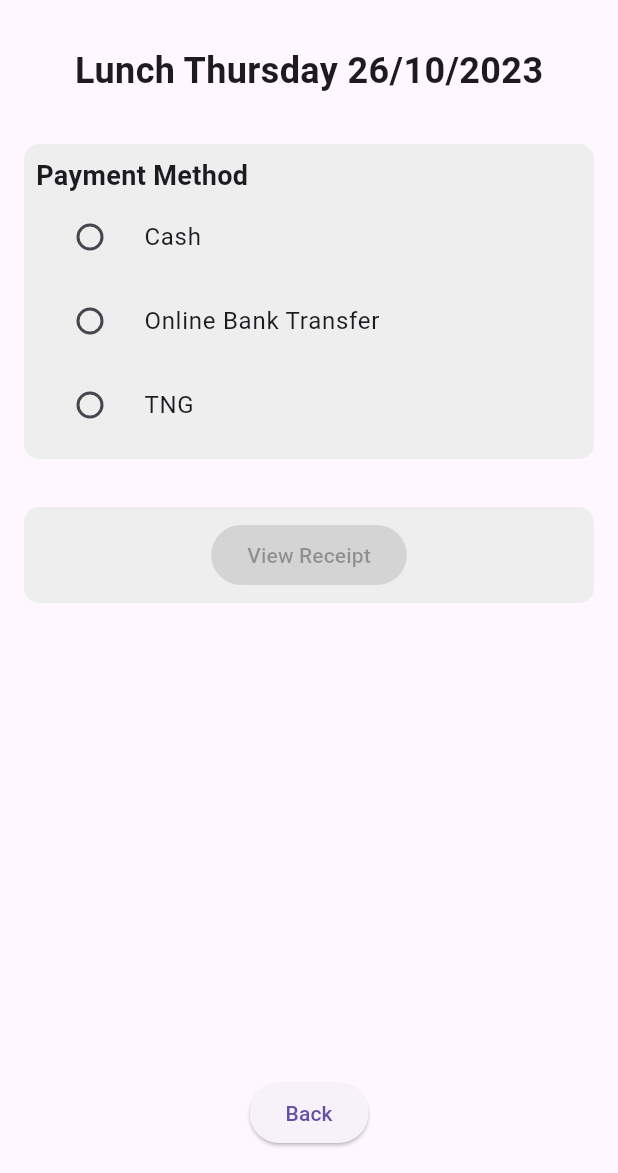
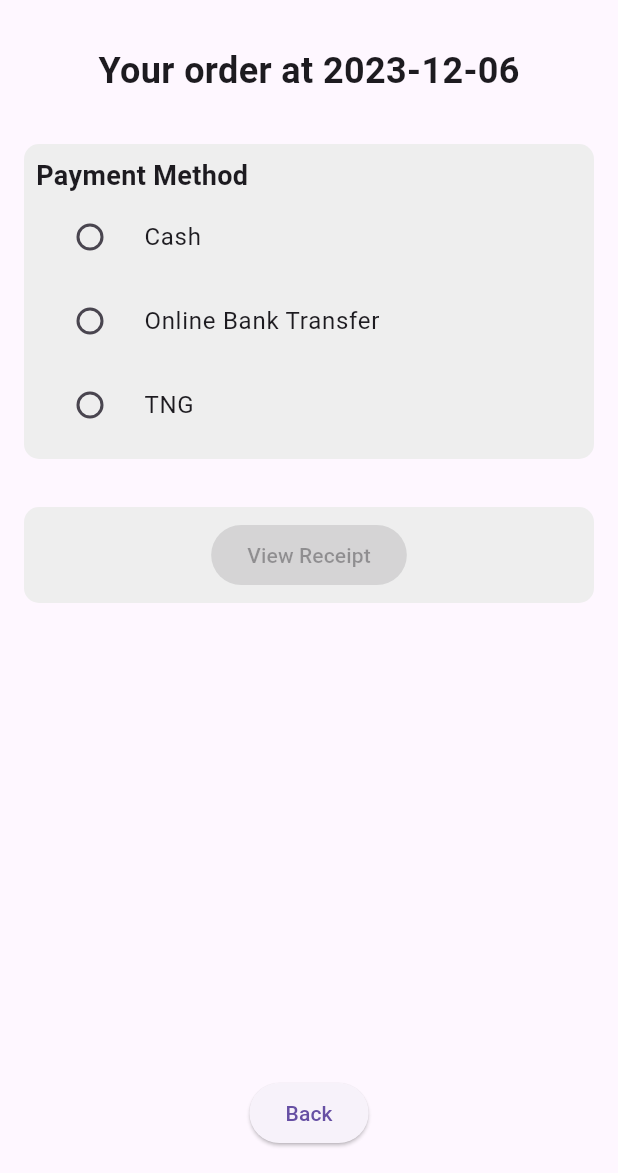
Before and after one commit to Laikaichian22/food-ordering-and-delivering-application, a Flutter app: the paymentMethode screen opened directly, on a phone screen of 412 x 824 dp, the part 63-1236 px from its top. Run offline on Flutter 3.47's test engine with Material 3 defaults, Android fonts, the phone set to English and light mode, and no system bars; our stand-ins replace cloud_firestore, firebase_auth, firebase_core, firebase_storage, get, image_picker and 1 more; missing offline and left inert: dart:ffi; accounts and stored records are empty.

```diff
--- a/lib/src/features/users/customer/payment_methode.dart
+++ b/lib/src/features/users/customer/payment_methode.dart
@@ -1,18 +1,13 @@
 import 'package:flutter/material.dart';
-import 'package:path/path.dart';
-import 'package:cloud_firestore/cloud_firestore.dart';
-import 'package:flutter/material.dart';
-import 'package:flutter/widgets.dart';
-import 'package:flutter_application_1/services/auth/auth_service.dart';
-import 'package:path/path.dart';
-import 'dart:ffi';
+
 class paymentMethode extends StatefulWidget {
-   const paymentMethode({super.key});
+  const paymentMethode({Key? key}) : super(key: key);
 
- State<paymentMethode> createState() => _PaymentMethodestate();
+  @override
+  State<paymentMethode> createState() => _PaymentMethodState();
 }
-class _PaymentMethodestate extends State<paymentMethode> {
 
+class _PaymentMethodState extends State<paymentMethode> {
   // Declare a variable to store the selected payment method
   String? _paymentMethod;
 
@@ -23,23 +18,21 @@ class _PaymentMethodestate extends State<paymentMethode> {
     'TNG',
   ];
 
-  // Declare a function to show the receipt
-
-
-
   @override
   Widget build(BuildContext context) {
+    // Get the current date and format it
+    String currentDate = DateTime.now().toLocal().toString().split(' ')[0];
+
     return Scaffold(
       appBar: AppBar(
         title: Text('Umai Food'),
-
       ),
       body: Column(
         children: [
-          const Padding(
-            padding: EdgeInsets.all(16.0),
+          Padding(
+            padding: const EdgeInsets.all(16.0),
             child: Text(
-              'Lunch Thursday 26/10/2023',
+              'Your order at $currentDate',
               style: TextStyle(
                 fontSize: 24.0,
                 fontWeight: FontWeight.bold,
@@ -98,7 +91,7 @@ class _PaymentMethodestate extends State<paymentMethode> {
               ),
             ),
           ),
-          const Spacer(),
+          Spacer(),
           Padding(
             padding: const EdgeInsets.all(16.0),
             child: ElevatedButton(
```
Also changed, not shown: lib/src/features/users/customer/order_detail.dart (+22 -14 lines), lib/src/features/users/customer/view_order.dart (+77 -48 lines).
